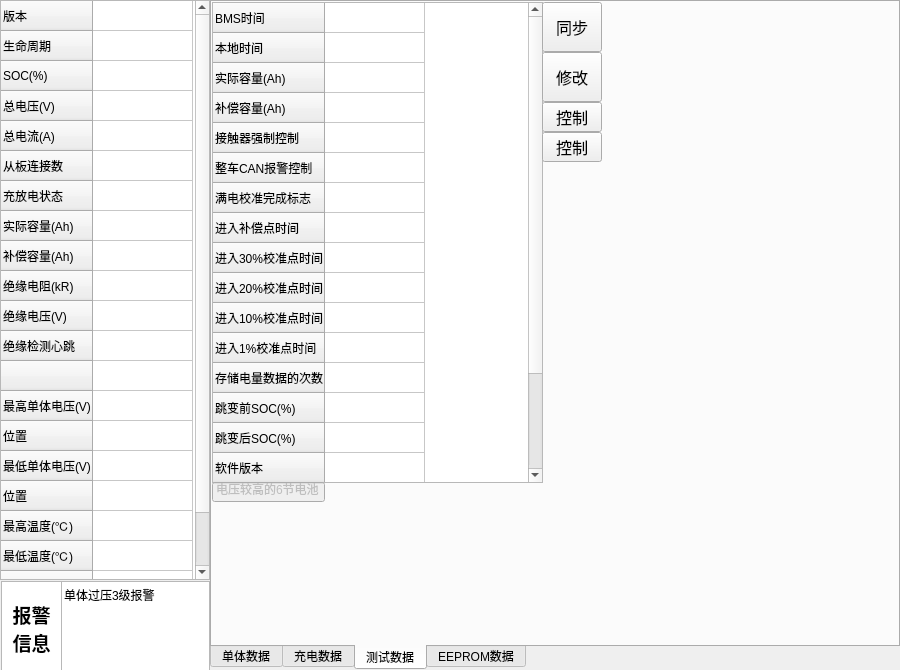
The window that tkbmwidget.ui (519822108/TKBM200V3) describes before a commit, drawn with Qt 5.
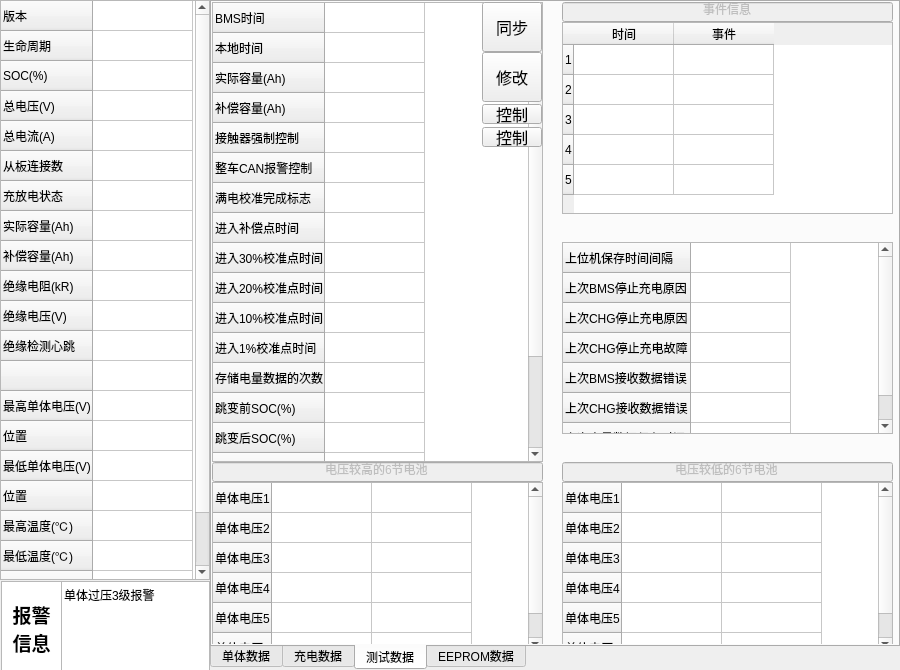
The same window after the commit. The open tabs and pages were chosen to show the change.

Commit message: Compliete UI layout

```diff
--- a/tkbmwidget.ui
+++ b/tkbmwidget.ui
@@ -4041,12 +4041,15 @@
        <x>0</x>
        <y>0</y>
        <width>331</width>
-       <height>481</height>
+       <height>460</height>
       </rect>
      </property>
      <attribute name="horizontalHeaderVisible">
       <bool>false</bool>
      </attribute>
+     <attribute name="verticalHeaderMinimumSectionSize">
+      <number>20</number>
+     </attribute>
      <row>
       <property name="text">
        <string>BMS时间</string>
@@ -4148,96 +4151,141 @@
       </property>
      </column>
      <item row="0" column="0">
+      <property name="text">
+       <string/>
+      </property>
       <property name="flags">
        <set>ItemIsDragEnabled|ItemIsUserCheckable|ItemIsEnabled</set>
       </property>
      </item>
      <item row="1" column="0">
+      <property name="text">
+       <string/>
+      </property>
       <property name="flags">
        <set>ItemIsDragEnabled|ItemIsUserCheckable|ItemIsEnabled</set>
       </property>
      </item>
      <item row="2" column="0">
-      <property name="flags">
-       <set>ItemIsDragEnabled|ItemIsUserCheckable|ItemIsEnabled</set>
+      <property name="text">
+       <string/>
       </property>
      </item>
      <item row="3" column="0">
-      <property name="flags">
-       <set>ItemIsDragEnabled|ItemIsUserCheckable|ItemIsEnabled</set>
+      <property name="text">
+       <string/>
       </property>
      </item>
      <item row="4" column="0">
-      <property name="flags">
-       <set>ItemIsDragEnabled|ItemIsUserCheckable|ItemIsEnabled</set>
+      <property name="text">
+       <string/>
       </property>
      </item>
      <item row="5" column="0">
-      <property name="flags">
-       <set>ItemIsDragEnabled|ItemIsUserCheckable|ItemIsEnabled</set>
+      <property name="text">
+       <string/>
       </property>
      </item>
      <item row="6" column="0">
+      <property name="text">
+       <string/>
+      </property>
       <property name="flags">
        <set>ItemIsDragEnabled|ItemIsUserCheckable|ItemIsEnabled</set>
       </property>
      </item>
      <item row="7" column="0">
+      <property name="text">
+       <string/>
+      </property>
       <property name="flags">
        <set>ItemIsDragEnabled|ItemIsUserCheckable|ItemIsEnabled</set>
       </property>
      </item>
      <item row="8" column="0">
+      <property name="text">
+       <string/>
+      </property>
       <property name="flags">
        <set>ItemIsDragEnabled|ItemIsUserCheckable|ItemIsEnabled</set>
       </property>
      </item>
      <item row="9" column="0">
+      <property name="text">
+       <string/>
+      </property>
       <property name="flags">
        <set>ItemIsDragEnabled|ItemIsUserCheckable|ItemIsEnabled</set>
       </property>
      </item>
      <item row="10" column="0">
+      <property name="text">
+       <string/>
+      </property>
       <property name="flags">
        <set>ItemIsDragEnabled|ItemIsUserCheckable|ItemIsEnabled</set>
       </property>
      </item>
      <item row="11" column="0">
+      <property name="text">
+       <string/>
+      </property>
       <property name="flags">
        <set>ItemIsDragEnabled|ItemIsUserCheckable|ItemIsEnabled</set>
       </property>
      </item>
      <item row="12" column="0">
+      <property name="text">
+       <string/>
+      </property>
       <property name="flags">
        <set>ItemIsDragEnabled|ItemIsUserCheckable|ItemIsEnabled</set>
       </property>
      </item>
      <item row="13" column="0">
+      <property name="text">
+       <string/>
+      </property>
       <property name="flags">
        <set>ItemIsDragEnabled|ItemIsUserCheckable|ItemIsEnabled</set>
       </property>
      </item>
      <item row="14" column="0">
+      <property name="text">
+       <string/>
+      </property>
       <property name="flags">
        <set>ItemIsDragEnabled|ItemIsUserCheckable|ItemIsEnabled</set>
       </property>
      </item>
      <item row="15" column="0">
+      <property name="text">
+       <string/>
+      </property>
       <property name="flags">
        <set>ItemIsDragEnabled|ItemIsUserCheckable|ItemIsEnabled</set>
       </property>
      </item>
      <item row="16" column="0">
+      <property name="text">
+       <string/>
+      </property>
       <property name="flags">
        <set>ItemIsDragEnabled|ItemIsUserCheckable|ItemIsEnabled</set>
       </property>
      </item>
      <item row="17" column="0">
+      <property name="text">
+       <string/>
+      </property>
       <property name="flags">
        <set>ItemIsDragEnabled|ItemIsUserCheckable|ItemIsEnabled</set>
       </property>
      </item>
      <item row="18" column="0">
+      <property name="text">
+       <string/>
+      </property>
       <property name="flags">
        <set>ItemIsDragEnabled|ItemIsUserCheckable|ItemIsEnabled</set>
       </property>
@@ -4246,7 +4294,7 @@
     <widget class="QPushButton" name="pb_sync">
      <property name="geometry">
       <rect>
-       <x>330</x>
+       <x>270</x>
        <y>0</y>
        <width>60</width>
        <height>50</height>
@@ -4267,10 +4315,10 @@
     <widget class="QPushButton" name="pb_ctl_tch">
      <property name="geometry">
       <rect>
-       <x>330</x>
-       <y>100</y>
+       <x>270</x>
+       <y>102</y>
        <width>60</width>
-       <height>30</height>
+       <height>20</height>
       </rect>
      </property>
      <property name="font">
@@ -4288,10 +4336,10 @@
     <widget class="QPushButton" name="pb_ctl_alarm">
      <property name="geometry">
       <rect>
-       <x>330</x>
-       <y>130</y>
+       <x>270</x>
+       <y>125</y>
        <width>60</width>
-       <height>30</height>
+       <height>20</height>
       </rect>
      </property>
      <property name="font">
@@ -4309,7 +4357,7 @@
     <widget class="QPushButton" name="pb_modify">
      <property name="geometry">
       <rect>
-       <x>330</x>
+       <x>270</x>
        <y>50</y>
        <width>60</width>
        <height>50</height>
@@ -4334,8 +4382,8 @@
      <property name="geometry">
       <rect>
        <x>0</x>
-       <y>480</y>
-       <width>113</width>
+       <y>460</y>
+       <width>331</width>
        <height>20</height>
       </rect>
      </property>
@@ -4349,6 +4397,660 @@
       <set>Qt::AlignCenter</set>
      </property>
     </widget>
+    <widget class="QTableWidget" name="tb_each_hi">
+     <property name="geometry">
+      <rect>
+       <x>0</x>
+       <y>480</y>
+       <width>331</width>
+       <height>170</height>
+      </rect>
+     </property>
+     <property name="layoutDirection">
+      <enum>Qt::LeftToRight</enum>
+     </property>
+     <attribute name="horizontalHeaderVisible">
+      <bool>false</bool>
+     </attribute>
+     <attribute name="verticalHeaderMinimumSectionSize">
+      <number>20</number>
+     </attribute>
+     <row>
+      <property name="text">
+       <string>单体电压1</string>
+      </property>
+     </row>
+     <row>
+      <property name="text">
+       <string>单体电压2</string>
+      </property>
+     </row>
+     <row>
+      <property name="text">
+       <string>单体电压3</string>
+      </property>
+     </row>
+     <row>
+      <property name="text">
+       <string>单体电压4</string>
+      </property>
+     </row>
+     <row>
+      <property name="text">
+       <string>单体电压5</string>
+      </property>
+     </row>
+     <row>
+      <property name="text">
+       <string>单体电压6</string>
+      </property>
+     </row>
+     <column>
+      <property name="text">
+       <string>val</string>
+      </property>
+     </column>
+     <column>
+      <property name="text">
+       <string>pos</string>
+      </property>
+     </column>
+     <item row="0" column="0">
+      <property name="text">
+       <string/>
+      </property>
+      <property name="textAlignment">
+       <set>AlignCenter</set>
+      </property>
+      <property name="flags">
+       <set>ItemIsDragEnabled|ItemIsUserCheckable|ItemIsEnabled</set>
+      </property>
+     </item>
+     <item row="0" column="1">
+      <property name="text">
+       <string/>
+      </property>
+      <property name="textAlignment">
+       <set>AlignCenter</set>
+      </property>
+      <property name="flags">
+       <set>ItemIsDragEnabled|ItemIsUserCheckable|ItemIsEnabled</set>
+      </property>
+     </item>
+     <item row="1" column="0">
+      <property name="text">
+       <string/>
+      </property>
+      <property name="textAlignment">
+       <set>AlignCenter</set>
+      </property>
+      <property name="flags">
+       <set>ItemIsDragEnabled|ItemIsUserCheckable|ItemIsEnabled</set>
+      </property>
+     </item>
+     <item row="1" column="1">
+      <property name="text">
+       <string/>
+      </property>
+      <property name="textAlignment">
+       <set>AlignCenter</set>
+      </property>
+      <property name="flags">
+       <set>ItemIsDragEnabled|ItemIsUserCheckable|ItemIsEnabled</set>
+      </property>
+     </item>
+     <item row="2" column="0">
+      <property name="text">
+       <string/>
+      </property>
+      <property name="textAlignment">
+       <set>AlignCenter</set>
+      </property>
+      <property name="flags">
+       <set>ItemIsDragEnabled|ItemIsUserCheckable|ItemIsEnabled</set>
+      </property>
+     </item>
+     <item row="2" column="1">
+      <property name="text">
+       <string/>
+      </property>
+      <property name="textAlignment">
+       <set>AlignCenter</set>
+      </property>
+      <property name="flags">
+       <set>ItemIsDragEnabled|ItemIsUserCheckable|ItemIsEnabled</set>
+      </property>
+     </item>
+     <item row="3" column="0">
+      <property name="text">
+       <string/>
+      </property>
+      <property name="textAlignment">
+       <set>AlignCenter</set>
+      </property>
+      <property name="flags">
+       <set>ItemIsDragEnabled|ItemIsUserCheckable|ItemIsEnabled</set>
+      </property>
+     </item>
+     <item row="3" column="1">
+      <property name="text">
+       <string/>
+      </property>
+      <property name="textAlignment">
+       <set>AlignCenter</set>
+      </property>
+      <property name="flags">
+       <set>ItemIsDragEnabled|ItemIsUserCheckable|ItemIsEnabled</set>
+      </property>
+     </item>
+     <item row="4" column="0">
+      <property name="text">
+       <string/>
+      </property>
+      <property name="textAlignment">
+       <set>AlignCenter</set>
+      </property>
+      <property name="flags">
+       <set>ItemIsDragEnabled|ItemIsUserCheckable|ItemIsEnabled</set>
+      </property>
+     </item>
+     <item row="4" column="1">
+      <property name="text">
+       <string/>
+      </property>
+      <property name="textAlignment">
+       <set>AlignCenter</set>
+      </property>
+      <property name="flags">
+       <set>ItemIsDragEnabled|ItemIsUserCheckable|ItemIsEnabled</set>
+      </property>
+     </item>
+     <item row="5" column="0">
+      <property name="text">
+       <string/>
+      </property>
+      <property name="textAlignment">
+       <set>AlignCenter</set>
+      </property>
+      <property name="flags">
+       <set>ItemIsDragEnabled|ItemIsUserCheckable|ItemIsEnabled</set>
+      </property>
+     </item>
+     <item row="5" column="1">
+      <property name="text">
+       <string/>
+      </property>
+      <property name="textAlignment">
+       <set>AlignCenter</set>
+      </property>
+      <property name="flags">
+       <set>ItemIsDragEnabled|ItemIsUserCheckable|ItemIsEnabled</set>
+      </property>
+     </item>
+    </widget>
+    <widget class="QTableWidget" name="tb_each_lo">
+     <property name="geometry">
+      <rect>
+       <x>350</x>
+       <y>480</y>
+       <width>331</width>
+       <height>170</height>
+      </rect>
+     </property>
+     <property name="layoutDirection">
+      <enum>Qt::LeftToRight</enum>
+     </property>
+     <attribute name="horizontalHeaderVisible">
+      <bool>false</bool>
+     </attribute>
+     <attribute name="verticalHeaderMinimumSectionSize">
+      <number>20</number>
+     </attribute>
+     <row>
+      <property name="text">
+       <string>单体电压1</string>
+      </property>
+     </row>
+     <row>
+      <property name="text">
+       <string>单体电压2</string>
+      </property>
+     </row>
+     <row>
+      <property name="text">
+       <string>单体电压3</string>
+      </property>
+     </row>
+     <row>
+      <property name="text">
+       <string>单体电压4</string>
+      </property>
+     </row>
+     <row>
+      <property name="text">
+       <string>单体电压5</string>
+      </property>
+     </row>
+     <row>
+      <property name="text">
+       <string>单体电压6</string>
+      </property>
+     </row>
+     <column>
+      <property name="text">
+       <string>val</string>
+      </property>
+     </column>
+     <column>
+      <property name="text">
+       <string>pos</string>
+      </property>
+     </column>
+     <item row="0" column="0">
+      <property name="text">
+       <string/>
+      </property>
+      <property name="textAlignment">
+       <set>AlignCenter</set>
+      </property>
+      <property name="flags">
+       <set>ItemIsDragEnabled|ItemIsUserCheckable|ItemIsEnabled</set>
+      </property>
+     </item>
+     <item row="0" column="1">
+      <property name="text">
+       <string/>
+      </property>
+      <property name="textAlignment">
+       <set>AlignCenter</set>
+      </property>
+      <property name="flags">
+       <set>ItemIsDragEnabled|ItemIsUserCheckable|ItemIsEnabled</set>
+      </property>
+     </item>
+     <item row="1" column="0">
+      <property name="text">
+       <string/>
+      </property>
+      <property name="textAlignment">
+       <set>AlignCenter</set>
+      </property>
+      <property name="flags">
+       <set>ItemIsDragEnabled|ItemIsUserCheckable|ItemIsEnabled</set>
+      </property>
+     </item>
+     <item row="1" column="1">
+      <property name="text">
+       <string/>
+      </property>
+      <property name="textAlignment">
+       <set>AlignCenter</set>
+      </property>
+      <property name="flags">
+       <set>ItemIsDragEnabled|ItemIsUserCheckable|ItemIsEnabled</set>
+      </property>
+     </item>
+     <item row="2" column="0">
+      <property name="text">
+       <string/>
+      </property>
+      <property name="textAlignment">
+       <set>AlignCenter</set>
+      </property>
+      <property name="flags">
+       <set>ItemIsDragEnabled|ItemIsUserCheckable|ItemIsEnabled</set>
+      </property>
+     </item>
+     <item row="2" column="1">
+      <property name="text">
+       <string/>
+      </property>
+      <property name="textAlignment">
+       <set>AlignCenter</set>
+      </property>
+      <property name="flags">
+       <set>ItemIsDragEnabled|ItemIsUserCheckable|ItemIsEnabled</set>
+      </property>
+     </item>
+     <item row="3" column="0">
+      <property name="text">
+       <string/>
+      </property>
+      <property name="textAlignment">
+       <set>AlignCenter</set>
+      </property>
+      <property name="flags">
+       <set>ItemIsDragEnabled|ItemIsUserCheckable|ItemIsEnabled</set>
+      </property>
+     </item>
+     <item row="3" column="1">
+      <property name="text">
+       <string/>
+      </property>
+      <property name="textAlignment">
+       <set>AlignCenter</set>
+      </property>
+      <property name="flags">
+       <set>ItemIsDragEnabled|ItemIsUserCheckable|ItemIsEnabled</set>
+      </property>
+     </item>
+     <item row="4" column="0">
+      <property name="text">
+       <string/>
+      </property>
+      <property name="textAlignment">
+       <set>AlignCenter</set>
+      </property>
+      <property name="flags">
+       <set>ItemIsDragEnabled|ItemIsUserCheckable|ItemIsEnabled</set>
+      </property>
+     </item>
+     <item row="4" column="1">
+      <property name="text">
+       <string/>
+      </property>
+      <property name="textAlignment">
+       <set>AlignCenter</set>
+      </property>
+      <property name="flags">
+       <set>ItemIsDragEnabled|ItemIsUserCheckable|ItemIsEnabled</set>
+      </property>
+     </item>
+     <item row="5" column="0">
+      <property name="text">
+       <string/>
+      </property>
+      <property name="textAlignment">
+       <set>AlignCenter</set>
+      </property>
+      <property name="flags">
+       <set>ItemIsDragEnabled|ItemIsUserCheckable|ItemIsEnabled</set>
+      </property>
+     </item>
+     <item row="5" column="1">
+      <property name="text">
+       <string/>
+      </property>
+      <property name="textAlignment">
+       <set>AlignCenter</set>
+      </property>
+      <property name="flags">
+       <set>ItemIsDragEnabled|ItemIsUserCheckable|ItemIsEnabled</set>
+      </property>
+     </item>
+    </widget>
+    <widget class="QLineEdit" name="lineEdit_4">
+     <property name="enabled">
+      <bool>false</bool>
+     </property>
+     <property name="geometry">
+      <rect>
+       <x>350</x>
+       <y>460</y>
+       <width>331</width>
+       <height>20</height>
+      </rect>
+     </property>
+     <property name="layoutDirection">
+      <enum>Qt::LeftToRight</enum>
+     </property>
+     <property name="text">
+      <string>电压较低的6节电池</string>
+     </property>
+     <property name="alignment">
+      <set>Qt::AlignCenter</set>
+     </property>
+    </widget>
+    <widget class="QLineEdit" name="lineEdit_5">
+     <property name="enabled">
+      <bool>false</bool>
+     </property>
+     <property name="geometry">
+      <rect>
+       <x>350</x>
+       <y>0</y>
+       <width>331</width>
+       <height>20</height>
+      </rect>
+     </property>
+     <property name="layoutDirection">
+      <enum>Qt::LeftToRight</enum>
+     </property>
+     <property name="text">
+      <string>事件信息</string>
+     </property>
+     <property name="alignment">
+      <set>Qt::AlignCenter</set>
+     </property>
+    </widget>
+    <widget class="QTableWidget" name="tb_event">
+     <property name="geometry">
+      <rect>
+       <x>350</x>
+       <y>20</y>
+       <width>331</width>
+       <height>192</height>
+      </rect>
+     </property>
+     <row>
+      <property name="text">
+       <string>1</string>
+      </property>
+     </row>
+     <row>
+      <property name="text">
+       <string>2</string>
+      </property>
+     </row>
+     <row>
+      <property name="text">
+       <string>3</string>
+      </property>
+     </row>
+     <row>
+      <property name="text">
+       <string>4</string>
+      </property>
+     </row>
+     <row>
+      <property name="text">
+       <string>5</string>
+      </property>
+     </row>
+     <column>
+      <property name="text">
+       <string>时间</string>
+      </property>
+     </column>
+     <column>
+      <property name="text">
+       <string>事件</string>
+      </property>
+     </column>
+     <item row="0" column="0">
+      <property name="text">
+       <string/>
+      </property>
+      <property name="flags">
+       <set>ItemIsDragEnabled|ItemIsUserCheckable|ItemIsEnabled</set>
+      </property>
+     </item>
+     <item row="0" column="1">
+      <property name="text">
+       <string/>
+      </property>
+      <property name="flags">
+       <set>ItemIsDragEnabled|ItemIsUserCheckable|ItemIsEnabled</set>
+      </property>
+     </item>
+     <item row="1" column="0">
+      <property name="text">
+       <string/>
+      </property>
+      <property name="flags">
+       <set>ItemIsDragEnabled|ItemIsUserCheckable|ItemIsEnabled</set>
+      </property>
+     </item>
+     <item row="1" column="1">
+      <property name="text">
+       <string/>
+      </property>
+      <property name="flags">
+       <set>ItemIsDragEnabled|ItemIsUserCheckable|ItemIsEnabled</set>
+      </property>
+     </item>
+     <item row="2" column="0">
+      <property name="text">
+       <string/>
+      </property>
+      <property name="flags">
+       <set>ItemIsDragEnabled|ItemIsUserCheckable|ItemIsEnabled</set>
+      </property>
+     </item>
+     <item row="2" column="1">
+      <property name="text">
+       <string/>
+      </property>
+      <property name="flags">
+       <set>ItemIsDragEnabled|ItemIsUserCheckable|ItemIsEnabled</set>
+      </property>
+     </item>
+     <item row="3" column="0">
+      <property name="flags">
+       <set>ItemIsDragEnabled|ItemIsUserCheckable|ItemIsEnabled</set>
+      </property>
+     </item>
+     <item row="3" column="1">
+      <property name="flags">
+       <set>ItemIsDragEnabled|ItemIsUserCheckable|ItemIsEnabled</set>
+      </property>
+     </item>
+     <item row="4" column="0">
+      <property name="text">
+       <string/>
+      </property>
+      <property name="flags">
+       <set>ItemIsDragEnabled|ItemIsUserCheckable|ItemIsEnabled</set>
+      </property>
+     </item>
+     <item row="4" column="1">
+      <property name="text">
+       <string/>
+      </property>
+      <property name="flags">
+       <set>ItemIsDragEnabled|ItemIsUserCheckable|ItemIsEnabled</set>
+      </property>
+     </item>
+    </widget>
+    <widget class="QTableWidget" name="tb_brief">
+     <property name="geometry">
+      <rect>
+       <x>350</x>
+       <y>240</y>
+       <width>331</width>
+       <height>192</height>
+      </rect>
+     </property>
+     <attribute name="horizontalHeaderVisible">
+      <bool>false</bool>
+     </attribute>
+     <row>
+      <property name="text">
+       <string>上位机保存时间间隔</string>
+      </property>
+     </row>
+     <row>
+      <property name="text">
+       <string>上次BMS停止充电原因</string>
+      </property>
+     </row>
+     <row>
+      <property name="text">
+       <string>上次CHG停止充电原因</string>
+      </property>
+     </row>
+     <row>
+      <property name="text">
+       <string>上次CHG停止充电故障</string>
+      </property>
+     </row>
+     <row>
+      <property name="text">
+       <string>上次BMS接收数据错误</string>
+      </property>
+     </row>
+     <row>
+      <property name="text">
+       <string>上次CHG接收数据错误</string>
+      </property>
+     </row>
+     <row>
+      <property name="text">
+       <string>上次电量数据保存时间</string>
+      </property>
+     </row>
+     <column>
+      <property name="text">
+       <string>1</string>
+      </property>
+     </column>
+     <item row="0" column="0">
+      <property name="text">
+       <string/>
+      </property>
+      <property name="flags">
+       <set>ItemIsDragEnabled|ItemIsUserCheckable|ItemIsEnabled</set>
+      </property>
+     </item>
+     <item row="1" column="0">
+      <property name="text">
+       <string/>
+      </property>
+      <property name="flags">
+       <set>ItemIsDragEnabled|ItemIsUserCheckable|ItemIsEnabled</set>
+      </property>
+     </item>
+     <item row="2" column="0">
+      <property name="text">
+       <string/>
+      </property>
+      <property name="flags">
+       <set>ItemIsDragEnabled|ItemIsUserCheckable|ItemIsEnabled</set>
+      </property>
+     </item>
+     <item row="3" column="0">
+      <property name="text">
+       <string/>
+      </property>
+      <property name="flags">
+       <set>ItemIsDragEnabled|ItemIsUserCheckable|ItemIsEnabled</set>
+      </property>
+     </item>
+     <item row="4" column="0">
+      <property name="text">
+       <string/>
+      </property>
+      <property name="flags">
+       <set>ItemIsDragEnabled|ItemIsUserCheckable|ItemIsEnabled</set>
+      </property>
+     </item>
+     <item row="5" column="0">
+      <property name="text">
+       <string/>
+      </property>
+      <property name="flags">
+       <set>ItemIsDragEnabled|ItemIsUserCheckable|ItemIsEnabled</set>
+      </property>
+     </item>
+     <item row="6" column="0">
+      <property name="text">
+       <string/>
+      </property>
+      <property name="flags">
+       <set>ItemIsDragEnabled|ItemIsUserCheckable|ItemIsEnabled</set>
+      </property>
+     </item>
+    </widget>
    </widget>
    <widget class="QWidget" name="tab_4">
     <attribute name="title">
```
Left out of the diff: 380 changed lines with no effect on the pictures. The commit also changes 115 other files.
